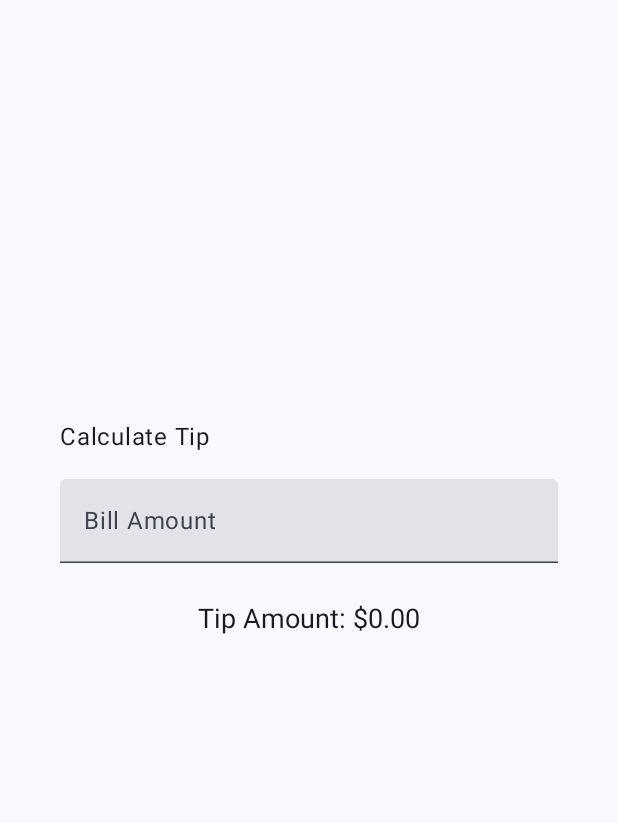
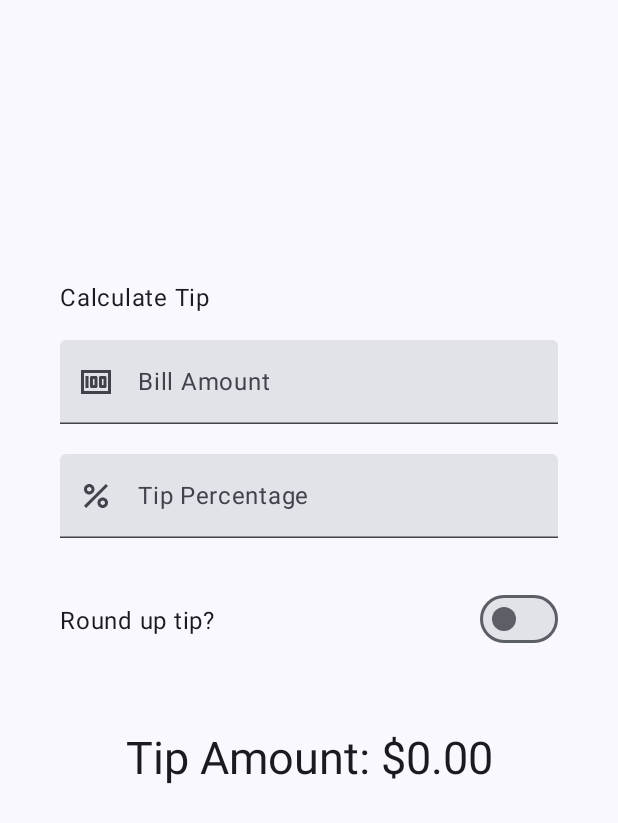
Before and after one commit to Dedaldino-Papelo/tip-amount, an Android app built with Jetpack Compose: the screen it shows after launch (MainActivity), on a phone screen of 412 x 824 dp. Shown: the top 823 px of the screen. Run offline under Robolectric (Android 15) with nearby library versions, the phone set to English and light mode, and no system bars.

```diff
--- a/app/src/main/java/com/example/tipetime/MainActivity.kt
+++ b/app/src/main/java/com/example/tipetime/MainActivity.kt
@@ -3,8 +3,11 @@ package com.example.tipetime
 import android.os.Bundle
 import androidx.activity.ComponentActivity
 import androidx.activity.compose.setContent
+import androidx.annotation.DrawableRes
+import androidx.annotation.StringRes
 import androidx.compose.foundation.layout.Arrangement
 import androidx.compose.foundation.layout.Column
+import androidx.compose.foundation.layout.Row
 import androidx.compose.foundation.layout.Spacer
 import androidx.compose.foundation.layout.fillMaxSize
 import androidx.compose.foundation.layout.fillMaxWidth
@@ -12,11 +15,14 @@ import androidx.compose.foundation.layout.height
 import androidx.compose.foundation.layout.padding
 import androidx.compose.foundation.layout.safeDrawingPadding
 import androidx.compose.foundation.layout.statusBarsPadding
+import androidx.compose.foundation.layout.wrapContentWidth
 import androidx.compose.foundation.rememberScrollState
 import androidx.compose.foundation.text.KeyboardOptions
 import androidx.compose.foundation.verticalScroll
+import androidx.compose.material3.Icon
 import androidx.compose.material3.MaterialTheme
 import androidx.compose.material3.Surface
+import androidx.compose.material3.Switch
 import androidx.compose.material3.Text
 import androidx.compose.material3.TextField
 import androidx.compose.runtime.Composable
@@ -26,7 +32,9 @@ import androidx.compose.runtime.remember
 import androidx.compose.runtime.setValue
 import androidx.compose.ui.Alignment
 import androidx.compose.ui.Modifier
+import androidx.compose.ui.res.painterResource
 import androidx.compose.ui.res.stringResource
+import androidx.compose.ui.text.input.ImeAction
 import androidx.compose.ui.text.input.KeyboardType
 import androidx.compose.ui.tooling.preview.Preview
 import androidx.compose.ui.unit.dp
@@ -54,8 +62,15 @@ class MainActivity : ComponentActivity() {
 @Composable
 fun TipTimeLayout() {
     var amountInput by remember { mutableStateOf("") }
+    var tipInput by remember { mutableStateOf("") }
+    var roundUp by remember { mutableStateOf(false) }
+
     val amount = amountInput.toDoubleOrNull() ?: 0.0
-    val tip = calculateTip(amount)
+    val tipPercent = tipInput.toDoubleOrNull() ?: 0.0
+
+    val tip = calculateTip(amount, tipPercent, roundUp)
+
+    var label = ""
 
     Column(
         modifier = Modifier
@@ -77,12 +92,39 @@ fun TipTimeLayout() {
             modifier = Modifier
                 .padding(bottom = 32.dp),
             value = amountInput,
-            onValueChange = { amountInput = it }
+            onValueChange = { amountInput = it },
+            label = R.string.bill_amount,
+            leadingIcon = R.drawable.money,
+            keyboardOptions = KeyboardOptions.Default.copy(
+                keyboardType = KeyboardType.Number,
+                imeAction = ImeAction.Done
+            )
+        )
+
+        Spacer(modifier = Modifier.padding(vertical = 10.dp))
+
+        EditNumberField(
+            modifier = Modifier
+                .padding(bottom = 32.dp),
+            value = tipInput,
+            onValueChange = { tipInput = it },
+            label = R.string.how_was_the_service,
+            leadingIcon = R.drawable.percent,
+            keyboardOptions = KeyboardOptions.Default.copy(
+                keyboardType = KeyboardType.Number,
+                imeAction = ImeAction.Next
+            )
+        )
+
+        RoundTheTipRow(
+            roundUp = roundUp,
+            onRoundUpChanged = { roundUp = it },
+            modifier = Modifier.padding(bottom = 32.dp)
         )
 
         Text(
             text = stringResource(R.string.tip_amount, tip),
-            fontSize = 18.sp,
+            fontSize = 30.sp,
             style = MaterialTheme.typography.displaySmall,
             modifier = Modifier
                 .padding(top = 15.dp)
@@ -92,20 +134,58 @@ fun TipTimeLayout() {
 }
 
 @Composable
-fun EditNumberField(value: String, onValueChange: (String) -> Unit, modifier: Modifier = Modifier){
+fun EditNumberField(
+    value: String,
+    keyboardOptions: KeyboardOptions,
+    @StringRes label: Int,
+    @DrawableRes leadingIcon: Int,
+    onValueChange: (String) -> Unit,
+    modifier: Modifier = Modifier){
+
     TextField(
         value = value,
+        leadingIcon = { Icon(painter = painterResource(id = leadingIcon), null) },
         onValueChange = onValueChange,
-        label = { Text(stringResource(R.string.bill_amount)) },
-        keyboardOptions = KeyboardOptions(keyboardType = KeyboardType.Number),
+        label = { Text(stringResource(label)) },
+        keyboardOptions = keyboardOptions,
         singleLine = true,
         modifier = Modifier
             .fillMaxWidth()
     )
 }
 
-private fun calculateTip(amount: Double, tipPercent: Double = 15.0): String {
-    val tip = tipPercent / 100 * amount
+@Composable
+fun RoundTheTipRow(
+    modifier: Modifier = Modifier,
+    roundUp: Boolean,
+    onRoundUpChanged: (Boolean) -> Unit,
+) {
+    Row(
+        modifier = Modifier
+            .fillMaxWidth(),
+        verticalAlignment = Alignment.CenterVertically,
+    ) {
+        Text(
+            text = stringResource(R.string.round_up_tip)
+        )
+
+        Switch(
+            modifier = modifier
+                .padding(top = 30.dp)
+                .fillMaxWidth()
+                .wrapContentWidth(Alignment.End),
+            checked = roundUp,
+            onCheckedChange = onRoundUpChanged,
+        )
+    }
+}
+
+private fun calculateTip(amount: Double, tipPercent: Double = 15.0, roundUp: Boolean): String {
+    var tip = tipPercent / 100 * amount
+
+    if(roundUp){
+        tip = kotlin.math.ceil(tip)
+    }
     return NumberFormat.getCurrencyInstance().format(tip)
 }
 
--- /dev/null
+++ b/app/src/main/res/drawable/money.xml
@@ -0,0 +1,6 @@
+<vector android:height="24dp" android:tint="#000000"
+    android:viewportHeight="24" android:viewportWidth="24"
+    android:width="24dp" xmlns:android="http://schemas.android.com/apk/res/android">
+    <path android:fillColor="@android:color/white" android:pathData="M5,8h2v8L5,16zM12,8L9,8c-0.55,0 -1,0.45 -1,1v6c0,0.55 0.45,1 1,1h3c0.55,0 1,-0.45 1,-1L13,9c0,-0.55 -0.45,-1 -1,-1zM11,14h-1v-4h1v4zM18,8h-3c-0.55,0 -1,0.45 -1,1v6c0,0.55 0.45,1 1,1h3c0.55,0 1,-0.45 1,-1L19,9c0,-0.55 -0.45,-1 -1,-1zM17,14h-1v-4h1v4z"/>
+    <path android:fillColor="@android:color/white" android:pathData="M2,4v16h20L22,4L2,4zM4,18L4,6h16v12L4,18z"/>
+</vector>
--- /dev/null
+++ b/app/src/main/res/drawable/percent.xml
@@ -0,0 +1,7 @@
+<vector android:height="24dp" android:tint="#000000"
+    android:viewportHeight="24" android:viewportWidth="24"
+    android:width="24dp" xmlns:android="http://schemas.android.com/apk/res/android">
+    <path android:fillColor="@android:color/white" android:pathData="M7.5,11C9.43,11 11,9.43 11,7.5S9.43,4 7.5,4S4,5.57 4,7.5S5.57,11 7.5,11zM7.5,6C8.33,6 9,6.67 9,7.5S8.33,9 7.5,9S6,8.33 6,7.5S6.67,6 7.5,6z"/>
+    <path android:fillColor="@android:color/white" android:pathData="M4.0025,18.5831l14.5875,-14.5875l1.4142,1.4142l-14.5875,14.5875z"/>
+    <path android:fillColor="@android:color/white" android:pathData="M16.5,13c-1.93,0 -3.5,1.57 -3.5,3.5s1.57,3.5 3.5,3.5s3.5,-1.57 3.5,-3.5S18.43,13 16.5,13zM16.5,18c-0.83,0 -1.5,-0.67 -1.5,-1.5s0.67,-1.5 1.5,-1.5s1.5,0.67 1.5,1.5S17.33,18 16.5,18z"/>
+</vector>
--- a/app/src/main/res/values/strings.xml
+++ b/app/src/main/res/values/strings.xml
@@ -3,4 +3,6 @@
     <string name="calculate_tip">Calculate Tip</string>
     <string name="bill_amount">Bill Amount</string>
     <string name="tip_amount">Tip Amount: %s</string>
+    <string name="how_was_the_service">Tip Percentage</string>
+    <string name="round_up_tip">Round up tip?</string>
 </resources>
```
